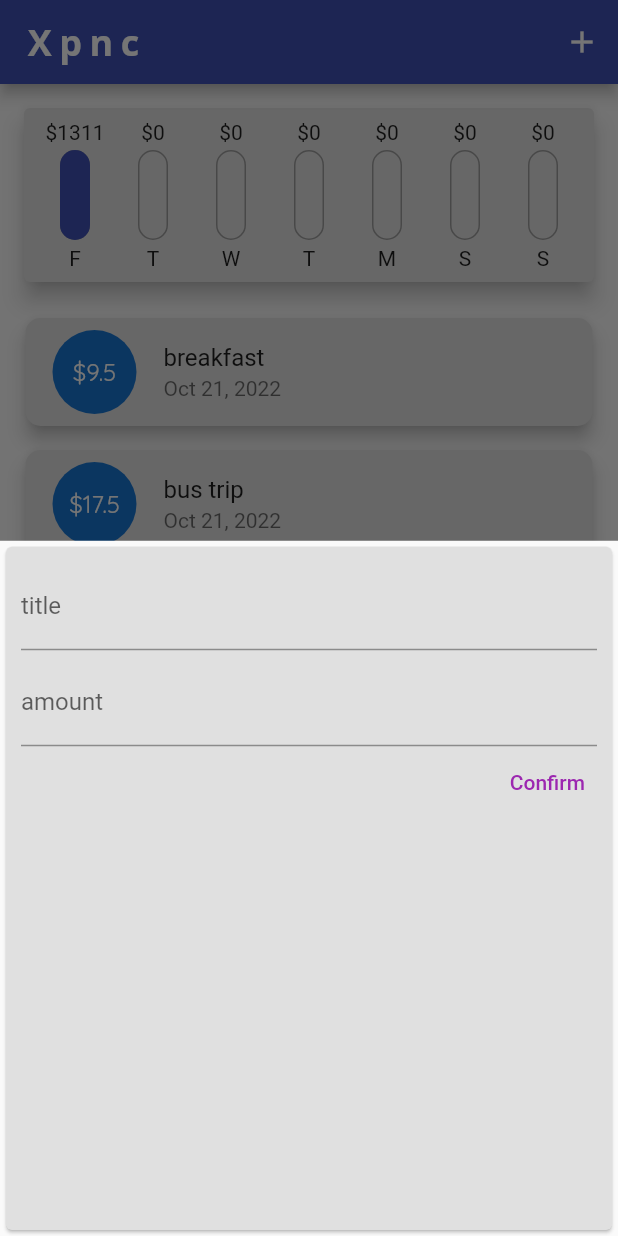
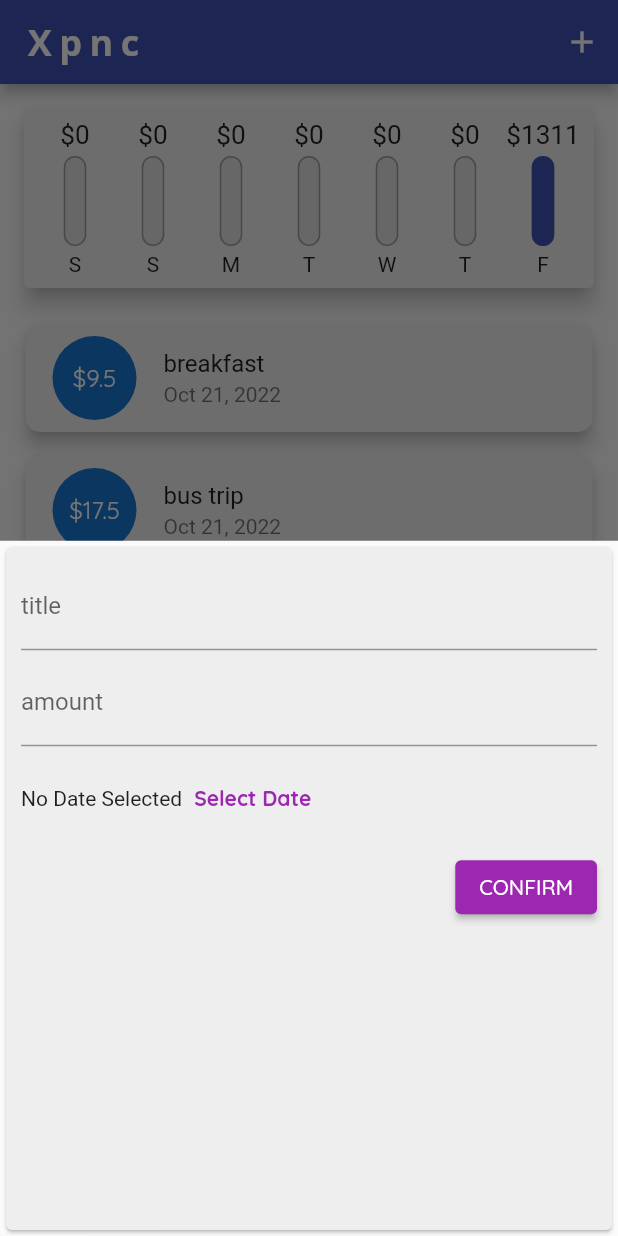
Before and after one commit to carlstep/udemy_max_expense_management_1, a Flutter app: the screen it shows after launch, after a tap on the "add" icon, on a phone screen of 412 x 824 dp. Run offline on Flutter 3.47's test engine with Material 2 defaults, Android fonts, the phone set to English and light mode, and no system bars.

Commit message:
setup new_transaction for date picker

```diff
--- a/lib/main.dart
+++ b/lib/main.dart
@@ -19,7 +19,7 @@ class MyApp extends StatelessWidget {
               primary: Colors.indigo,
               secondary: Colors.yellow,
             ),
-        cardColor: Colors.grey[300],
+        cardColor: Colors.grey[200],
         fontFamily: 'QuickSand',
         textTheme: ThemeData.light().textTheme.copyWith(
               headline6: TextStyle(
@@ -27,6 +27,7 @@ class MyApp extends StatelessWidget {
                 //fontSize: 12,
                 fontWeight: FontWeight.normal,
               ),
+              button: TextStyle(color: Colors.white),
             ),
         appBarTheme: const AppBarTheme(
           titleTextStyle: TextStyle(
--- a/lib/widgets/chart.dart
+++ b/lib/widgets/chart.dart
@@ -30,7 +30,7 @@ class Chart extends StatelessWidget {
         'day': DateFormat.E().format(weekDay).substring(0, 1),
         'amount': totalDaySum,
       };
-    });
+    }).reversed.toList();
   }
 
   double get totalSpending {
--- a/lib/widgets/chart_bar.dart
+++ b/lib/widgets/chart_bar.dart
@@ -11,13 +11,18 @@ class ChartBar extends StatelessWidget {
   Widget build(BuildContext context) {
     return Column(
       children: [
-        FittedBox(child: Text('\$${spendingAmount.toStringAsFixed(0)}')),
+        Container(
+          height: 20,
+          child: FittedBox(
+            child: Text('\$${spendingAmount.toStringAsFixed(0)}'),
+          ),
+        ),
         const SizedBox(
           height: 4,
         ),
         Container(
           height: 60,
-          width: 20,
+          width: 15,
           child: Stack(
             children: [
               Container(
--- a/lib/widgets/new_transaction.dart
+++ b/lib/widgets/new_transaction.dart
@@ -1,3 +1,5 @@
+import 'dart:ui';
+
 import 'package:flutter/material.dart';
 
 class NewTransaction extends StatefulWidget {
@@ -54,16 +56,38 @@ class _NewTransactionState extends State<NewTransaction> {
               decoration: const InputDecoration(labelText: 'amount'),
               //onChanged: (value) => amountInput = value,
             ),
-            TextButton(
+            Container(
+              height: 70,
+              child: Row(
+                children: [
+                  Text('No Date Selected'),
+                  TextButton(
+                    onPressed: () {},
+                    child: Text(
+                      'Select Date',
+                      style: TextStyle(fontWeight: FontWeight.bold),
+                    ),
+                    style: ButtonStyle(
+                      foregroundColor: MaterialStateProperty.all(Colors.purple),
+                    ),
+                  ),
+                ],
+              ),
+            ),
+            ElevatedButton(
+              child: Text(
+                'CONFIRM',
+                style: TextStyle(color: Colors.white),
+              ),
               onPressed: () {
                 submitData();
                 print(titleController.text);
                 print(amountController.text);
               },
               style: ButtonStyle(
-                  foregroundColor: MaterialStateProperty.all(Colors.purple)),
-              child: const Text('Confirm'),
-            ),
+                backgroundColor: MaterialStateProperty.all(Colors.purple),
+              ),
+            )
           ],
         ),
       ),
```
